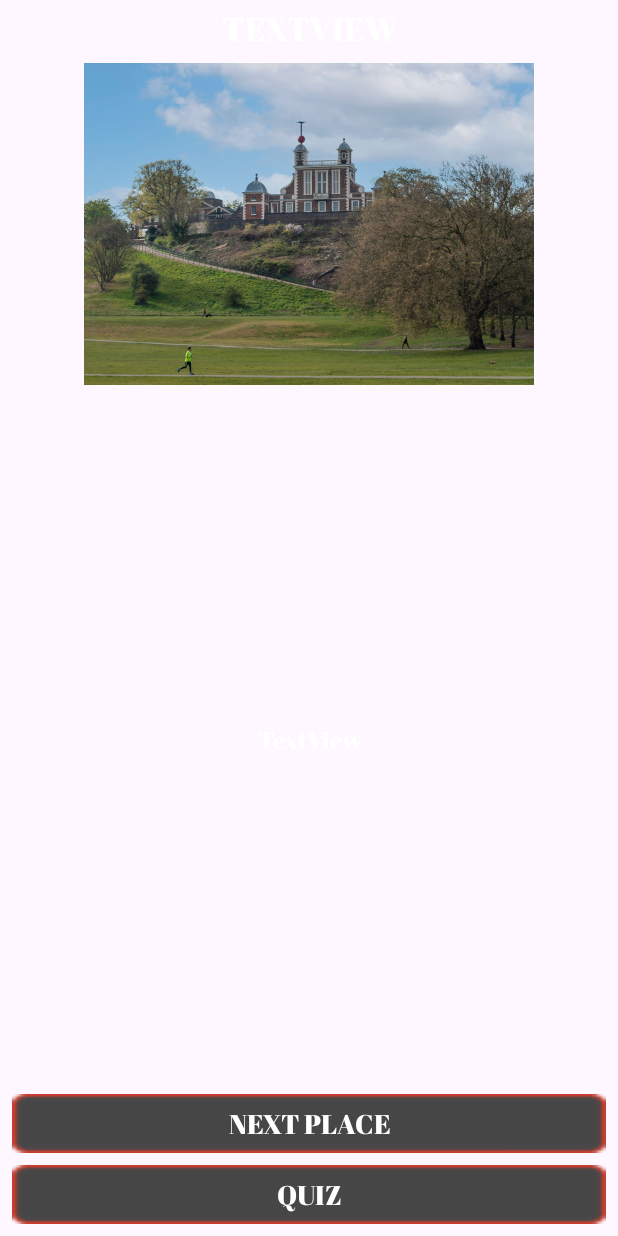
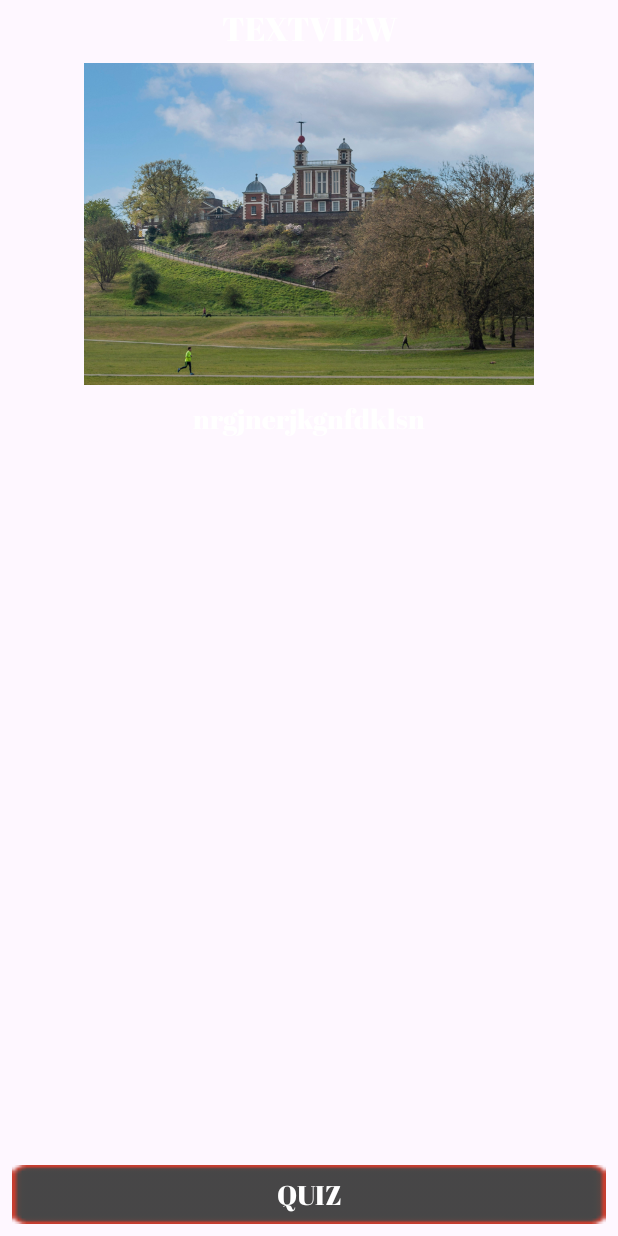
Before and after one commit to Codename-Forty-Seven/Meridian_Peru_app, an Android app: the layout cl_for_study_about_current_stop.xml on its own in the app's theme, with its tools: preview values and no code run, on a phone screen of 412 x 824 dp. Run offline under Robolectric (Android 15) with nearby library versions, the phone set to English and light mode, and no system bars.

Commit message:
Refactoring codes

```diff
--- a/app/src/main/java/meridian/travel/peru/app/utils/GameProcessInterface.java
+++ b/app/src/main/java/meridian/travel/peru/app/utils/GameProcessInterface.java
@@ -12,8 +12,9 @@ public interface GameProcessInterface {
     void showPictures(View viewToShow);
     void showQuizListQuestions(View viewToShow, int currentLevel);
     void showQuizListProgress(View cl_with_progress, int currentLevel);
-    void showViewForStudy(View... viewToShow);
+    void showViewForStudy(View viewToShow);
    void showQuestionOnView(View cl_with_quiz_question, int currentLevel);
     boolean checkAnswerClick(TextView tv_quiz_variant, int currentLevel);
     void showInfoAboutCurrentPlace(View cl_with_info_about_current_city, int currentLevel);
+    void showSecondPlace(View cl_for_study_about_current_stop);
 }
--- a/app/src/main/res/layout/activity_main.xml
+++ b/app/src/main/res/layout/activity_main.xml
@@ -295,13 +295,13 @@
         android:layout_margin="8dp"
         android:background="@drawable/design_for_share"
         android:padding="10dp"
-        android:visibility="gone"
         app:layout_constraintBottom_toTopOf="@+id/bottom_navigation"
         app:layout_constraintEnd_toEndOf="parent"
         app:layout_constraintStart_toStartOf="parent"
         app:layout_constraintTop_toTopOf="parent">
 
         <include layout="@layout/cl_for_study_about_current_stop" />
+
 
     </androidx.constraintlayout.widget.ConstraintLayout>
 
--- a/app/src/main/res/layout/cl_for_study_about_current_stop.xml
+++ b/app/src/main/res/layout/cl_for_study_about_current_stop.xml
@@ -21,7 +21,7 @@
         app:layout_constraintTop_toTopOf="parent" />
 
     <ImageView
-        android:id="@+id/imageView"
+        android:id="@+id/img_current_city"
         android:layout_width="300dp"
         android:layout_height="wrap_content"
         android:layout_marginTop="8dp"
@@ -30,36 +30,61 @@
         app:layout_constraintTop_toBottomOf="@+id/tv_header_for_study_about_current_stop"
         app:srcCompat="@drawable/img_royal_observatory" />
 
-    <ScrollView
-        android:id="@+id/scrollView"
+    <androidx.core.widget.NestedScrollView
         android:layout_width="0dp"
         android:layout_height="0dp"
-        android:layout_marginVertical="4dp"
-        android:padding="7dp"
         android:scrollbars="vertical"
-        app:layout_constraintBottom_toTopOf="@+id/tv_next_place_for_study_about_current_stop"
+        app:layout_constraintBottom_toTopOf="@+id/ll_with_control_btns_about_current_stop"
         app:layout_constraintEnd_toEndOf="parent"
-        app:layout_constraintStart_toStartOf="@+id/tv_header_for_study_about_current_stop"
-        app:layout_constraintTop_toBottomOf="@+id/imageView">
+        app:layout_constraintStart_toStartOf="parent"
+        app:layout_constraintTop_toBottomOf="@+id/img_current_city">
 
         <TextView
             android:id="@+id/tv_main_txt_for_study_about_current_stop"
             android:layout_width="match_parent"
-            android:layout_height="wrap_content"
-            android:layout_gravity="center"
+            android:layout_height="match_parent"
+            android:layout_margin="10dp"
             android:fontFamily="@font/abril_fatface"
             android:gravity="center"
-            android:text="TextView"
+            android:text="nrgjnerjkgnfdklsn"
             android:textColor="@color/white"
-            android:textSize="16sp" />
+            android:textSize="18sp" />
 
-    </ScrollView>
+    </androidx.core.widget.NestedScrollView>
+
+    <LinearLayout
+        android:id="@+id/ll_with_control_btns_about_current_stop"
+        android:layout_width="0dp"
+        android:layout_height="wrap_content"
+        android:orientation="vertical"
+        android:weightSum="2"
+        app:layout_constraintBottom_toBottomOf="parent"
+        app:layout_constraintEnd_toEndOf="parent"
+        app:layout_constraintStart_toStartOf="parent">
+
+        <TextView
+            android:id="@+id/tv_quiz_about_current_stop"
+            android:layout_width="match_parent"
+            android:layout_height="wrap_content"
+            android:layout_margin="8dp"
+            android:layout_weight="1"
+            android:background="@drawable/anim_click_text"
+            android:clickable="true"
+            android:focusable="true"
+            android:fontFamily="@font/abril_fatface"
+            android:gravity="center"
+            android:padding="7dp"
+            android:text="@string/txt_quiz"
+            android:textAllCaps="true"
+            android:textColor="@color/white"
+            android:textSize="18sp" />
 
         <TextView
             android:id="@+id/tv_next_place_for_study_about_current_stop"
-        android:layout_width="0dp"
+            android:layout_width="match_parent"
             android:layout_height="wrap_content"
             android:layout_margin="8dp"
+            android:layout_weight="1"
             android:background="@drawable/anim_click_text"
             android:clickable="true"
             android:focusable="true"
@@ -70,28 +95,9 @@
             android:textAllCaps="true"
             android:textColor="@color/white"
             android:textSize="18sp"
-        app:layout_constraintBottom_toTopOf="@+id/tv_quiz"
-        app:layout_constraintEnd_toEndOf="@+id/scrollView"
-        app:layout_constraintStart_toStartOf="@+id/scrollView" />
+            android:visibility="gone"
+            app:srcCompat="@drawable/anim_click_text" />
+    </LinearLayout>
 
-    <TextView
-        android:id="@+id/tv_quiz"
-        android:layout_width="0dp"
-        android:layout_height="wrap_content"
-        android:layout_margin="8dp"
-        android:background="@drawable/anim_click_text"
-        android:clickable="true"
-        android:focusable="true"
-        android:fontFamily="@font/abril_fatface"
-        android:gravity="center"
-        android:padding="7dp"
-        android:text="@string/txt_quiz"
-        android:textAllCaps="true"
-        android:textColor="@color/white"
-        android:textSize="18sp"
-        app:layout_constraintBottom_toBottomOf="parent"
-        app:layout_constraintEnd_toEndOf="parent"
-        app:layout_constraintStart_toStartOf="parent"
-        app:srcCompat="@drawable/anim_click_text" />
 
 </androidx.constraintlayout.widget.ConstraintLayout>
--- a/app/src/main/res/values/strings.xml
+++ b/app/src/main/res/values/strings.xml
@@ -31,6 +31,7 @@
     <string name="txt_quiz_variant_c">c</string>
     <string name="txt_quiz_variant_d">d</string>
     <string name="txt_next_place">Next place</string>
+    <string name="txt_previous_place">Previous place</string>
     <string name="txt_right_answer">Right answer!</string>
     <string name="txt_wrong_answer">Wrong answer!</string>
 </resources>
```
Also changed, not shown: app/src/main/java/meridian/travel/peru/app/MainActivity.java (+54 -7 lines), app/src/main/java/meridian/travel/peru/app/utils/MainGameUtils.java (+76 -19 lines), app/src/main/java/meridian/travel/peru/app/utils/london/ConstantsLondon.java (+22 -12 lines), app/src/main/java/meridian/travel/peru/app/utils/london/LondonGameUtils.java (+87 -80 lines), app/src/main/java/meridian/travel/peru/app/utils/valencia/VillajoyosaGameUtils.java (+6 -1 lines). Lines whose indentation alone changed are shown as unchanged.
